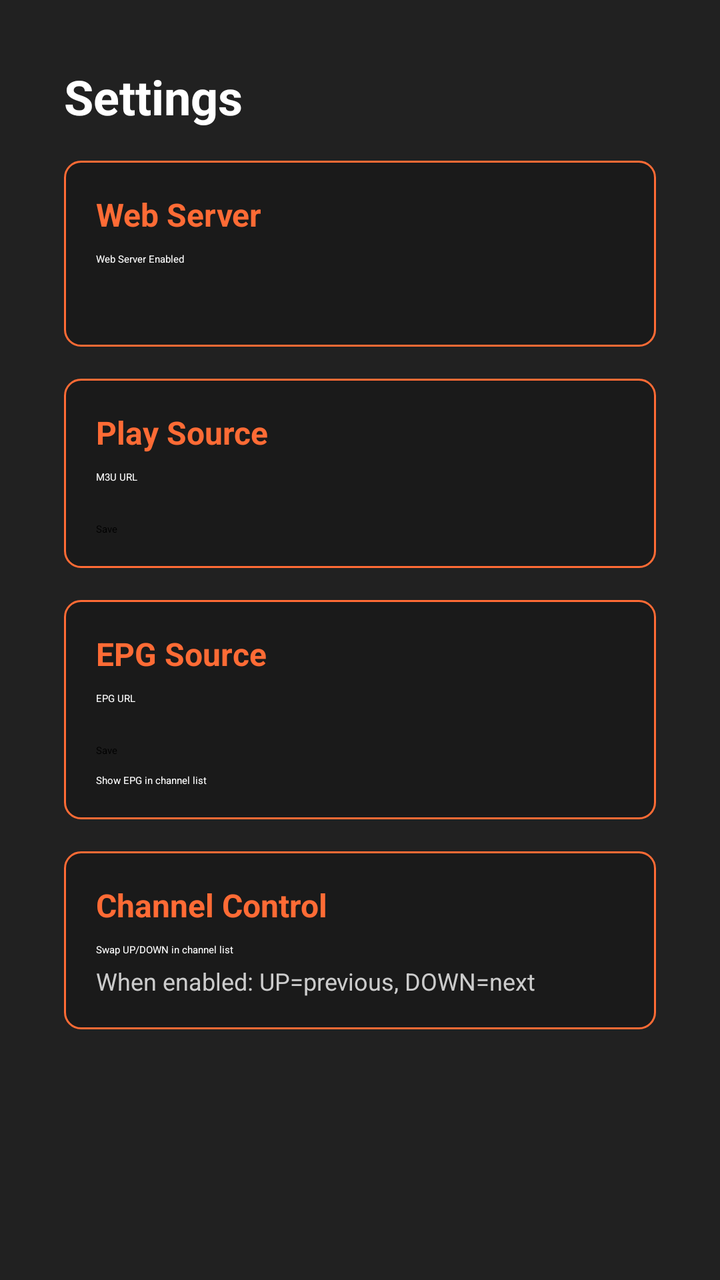
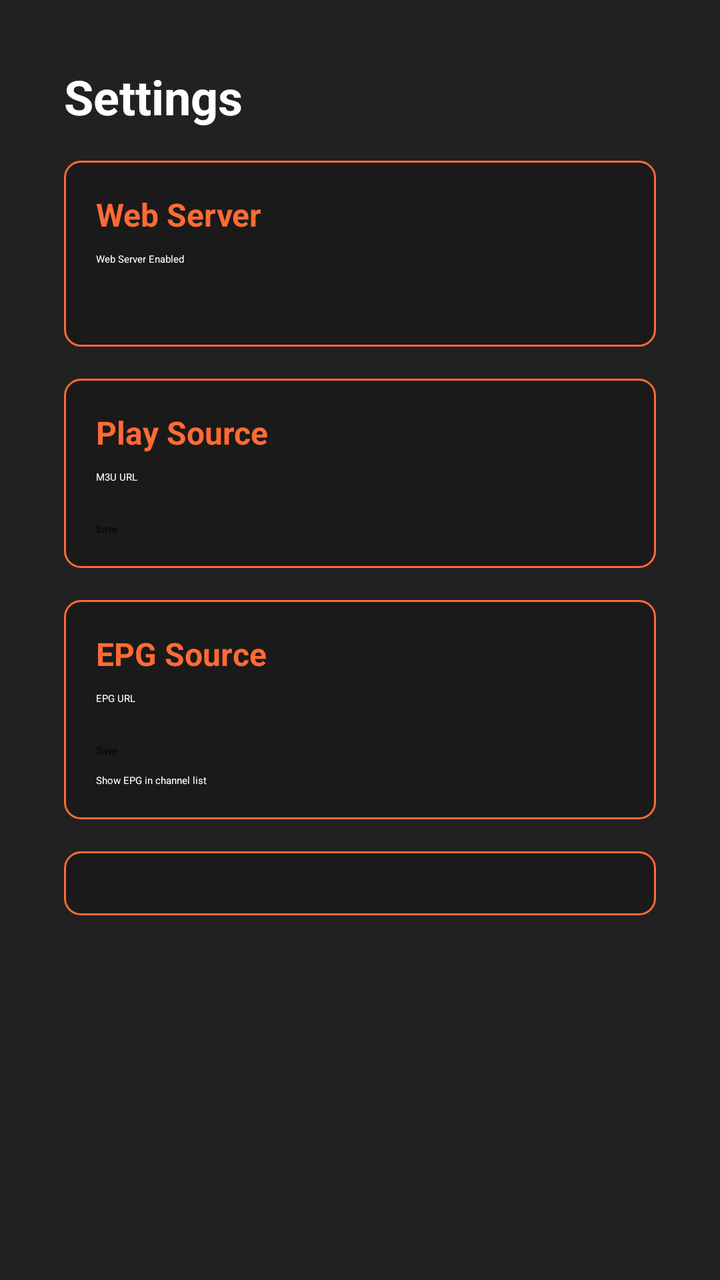

Before-and-after screenshots of an Android layout around one commit, followed by the original layout XML and the change that was made.
<!-- AndroidManifest.xml: application theme AppTheme -->
<!-- res/layout/activity_settings.xml -->
<?xml version="1.0" encoding="utf-8"?>
<LinearLayout xmlns:android="http://schemas.android.com/apk/res/android"
    android:layout_width="match_parent"
    android:layout_height="match_parent"
    android:background="@color/colorPrimary"
    android:orientation="vertical"
    android:padding="32dp">

    <TextView
        android:layout_width="match_parent"
        android:layout_height="wrap_content"
        android:text="@string/settings"
        android:textColor="@color/text_primary"
        android:textSize="24sp"
        android:textStyle="bold"
        android:layout_marginBottom="16dp" />

    <ScrollView
        android:layout_width="match_parent"
        android:layout_height="match_parent">

        <LinearLayout
            android:layout_width="match_parent"
            android:layout_height="wrap_content"
            android:orientation="vertical"
            android:spacing="16dp">

            
            <LinearLayout
                android:layout_width="match_parent"
                android:layout_height="wrap_content"
                android:orientation="vertical"
                android:padding="16dp"
                android:background="@drawable/settings_section_bg">

                <TextView
                    android:layout_width="match_parent"
                    android:layout_height="wrap_content"
                    android:text="@string/web_server"
                    android:textColor="@color/colorAccent"
                    android:textSize="16sp"
                    android:textStyle="bold"
                    android:layout_marginBottom="8dp" />

                <CheckBox
                    android:id="@+id/web_server_toggle"
                    android:layout_width="match_parent"
                    android:layout_height="wrap_content"
                    android:text="@string/web_server_enabled"
                    android:textColor="@color/text_primary"
                    android:layout_marginBottom="8dp" />

                <TextView
                    android:id="@+id/web_server_address"
                    android:layout_width="match_parent"
                    android:layout_height="wrap_content"
                    android:textColor="@color/text_secondary"
                    android:textSize="12sp" />

            </LinearLayout>

            
            <LinearLayout
                android:layout_width="match_parent"
                android:layout_height="wrap_content"
                android:orientation="vertical"
                android:padding="16dp"
                android:layout_marginTop="16dp"
                android:background="@drawable/settings_section_bg">

                <TextView
                    android:layout_width="match_parent"
                    android:layout_height="wrap_content"
                    android:text="@string/play_source"
                    android:textColor="@color/colorAccent"
                    android:textSize="16sp"
                    android:textStyle="bold"
                    android:layout_marginBottom="8dp" />

                <TextView
                    android:layout_width="match_parent"
                    android:layout_height="wrap_content"
                    android:text="@string/m3u_url"
                    android:textColor="@color/text_primary"
                    android:layout_marginBottom="4dp" />

                <EditText
                    android:id="@+id/m3u_url_input"
                    android:layout_width="match_parent"
                    android:layout_height="wrap_content"
                    android:textColor="@color/text_primary"
                    android:textColorHint="@color/text_secondary"
                    android:inputType="textUri"
                    android:layout_marginBottom="8dp" />

                <Button
                    android:id="@+id/save_m3u_btn"
                    android:layout_width="wrap_content"
                    android:layout_height="wrap_content"
                    android:text="Save" />

            </LinearLayout>

            
            <LinearLayout
                android:layout_width="match_parent"
                android:layout_height="wrap_content"
                android:orientation="vertical"
                android:padding="16dp"
                android:layout_marginTop="16dp"
                android:background="@drawable/settings_section_bg">

                <TextView
                    android:layout_width="match_parent"
                    android:layout_height="wrap_content"
                    android:text="@string/epg_source"
                    android:textColor="@color/colorAccent"
                    android:textSize="16sp"
                    android:textStyle="bold"
                    android:layout_marginBottom="8dp" />

                <TextView
                    android:layout_width="match_parent"
                    android:layout_height="wrap_content"
                    android:text="@string/epg_url"
                    android:textColor="@color/text_primary"
                    android:layout_marginBottom="4dp" />

                <EditText
                    android:id="@+id/epg_url_input"
                    android:layout_width="match_parent"
                    android:layout_height="wrap_content"
                    android:textColor="@color/text_primary"
                    android:textColorHint="@color/text_secondary"
                    android:inputType="textUri"
                    android:layout_marginBottom="8dp" />

                <Button
                    android:id="@+id/save_epg_btn"
                    android:layout_width="wrap_content"
                    android:layout_height="wrap_content"
                    android:text="Save" />

                <CheckBox
                    android:id="@+id/epg_display_toggle"
                    android:layout_width="match_parent"
                    android:layout_height="wrap_content"
                    android:text="Show EPG in channel list"
                    android:textColor="@color/text_primary"
                    android:layout_marginTop="8dp" />

            </LinearLayout>

            
            <LinearLayout
                android:layout_width="match_parent"
                android:layout_height="wrap_content"
                android:orientation="vertical"
                android:padding="16dp"
                android:layout_marginTop="16dp"
                android:background="@drawable/settings_section_bg">

                <TextView
                    android:layout_width="match_parent"
                    android:layout_height="wrap_content"
                    android:text="Channel Control"
                    android:textColor="@color/colorAccent"
                    android:textSize="16sp"
                    android:textStyle="bold"
                    android:layout_marginBottom="8dp" />

                <CheckBox
                    android:id="@+id/channel_up_down_swap_toggle"
                    android:layout_width="match_parent"
                    android:layout_height="wrap_content"
                    android:text="Swap UP/DOWN in channel list"
                    android:textColor="@color/text_primary"
                    android:layout_marginBottom="4dp" />

                <TextView
                    android:layout_width="match_parent"
                    android:layout_height="wrap_content"
                    android:text="When enabled: UP=previous, DOWN=next"
                    android:textColor="@color/text_secondary"
                    android:textSize="12sp" />

            </LinearLayout>

        </LinearLayout>

    </ScrollView>

</LinearLayout>
<!-- resources referenced by this layout -->
<resources>
  <color name="colorAccent">#FF6B35</color>
  <color name="colorPrimary">#212121</color>
  <color name="text_primary">#FFFFFF</color>
  <color name="text_secondary">#CCCCCC</color>
  <!-- drawable settings_section_bg (drawable) -->
  <?xml version="1.0" encoding="utf-8"?>
  <shape xmlns:android="http://schemas.android.com/apk/res/android"
      android:shape="rectangle">
      <solid android:color="#1a1a1a" />
      <stroke
          android:width="1dp"
          android:color="@color/colorAccent" />
      <corners android:radius="8dp" />
  </shape>
  <string name="epg_source">EPG Source</string>
  <string name="epg_url">EPG URL</string>
  <string name="m3u_url">M3U URL</string>
  <string name="play_source">Play Source</string>
  <string name="settings">Settings</string>
  <string name="web_server">Web Server</string>
  <string name="web_server_enabled">Web Server Enabled</string>
  <style name="AppTheme" parent="Theme.Leanback">
          <item name="colorPrimary">@color/colorPrimary</item>
          <item name="colorPrimaryDark">@color/colorPrimaryDark</item>
          <item name="colorAccent">@color/colorAccent</item>
      </style>
  <color name="colorPrimaryDark">#000000</color>
</resources>

<!-- the commit's change to res/layout/activity_settings.xml (unified diff, before → after) -->
@@ -160,29 +160,6 @@
                 android:layout_marginTop="16dp"
                 android:background="@drawable/settings_section_bg">
 
-                <TextView
-                    android:layout_width="match_parent"
-                    android:layout_height="wrap_content"
-                    android:text="Channel Control"
-                    android:textColor="@color/colorAccent"
-                    android:textSize="16sp"
-                    android:textStyle="bold"
-                    android:layout_marginBottom="8dp" />
-
-                <CheckBox
-                    android:id="@+id/channel_up_down_swap_toggle"
-                    android:layout_width="match_parent"
-                    android:layout_height="wrap_content"
-                    android:text="Swap UP/DOWN in channel list"
-                    android:textColor="@color/text_primary"
-                    android:layout_marginBottom="4dp" />
-
-                <TextView
-                    android:layout_width="match_parent"
-                    android:layout_height="wrap_content"
-                    android:text="When enabled: UP=previous, DOWN=next"
-                    android:textColor="@color/text_secondary"
-                    android:textSize="12sp" />
 
             </LinearLayout>
 
